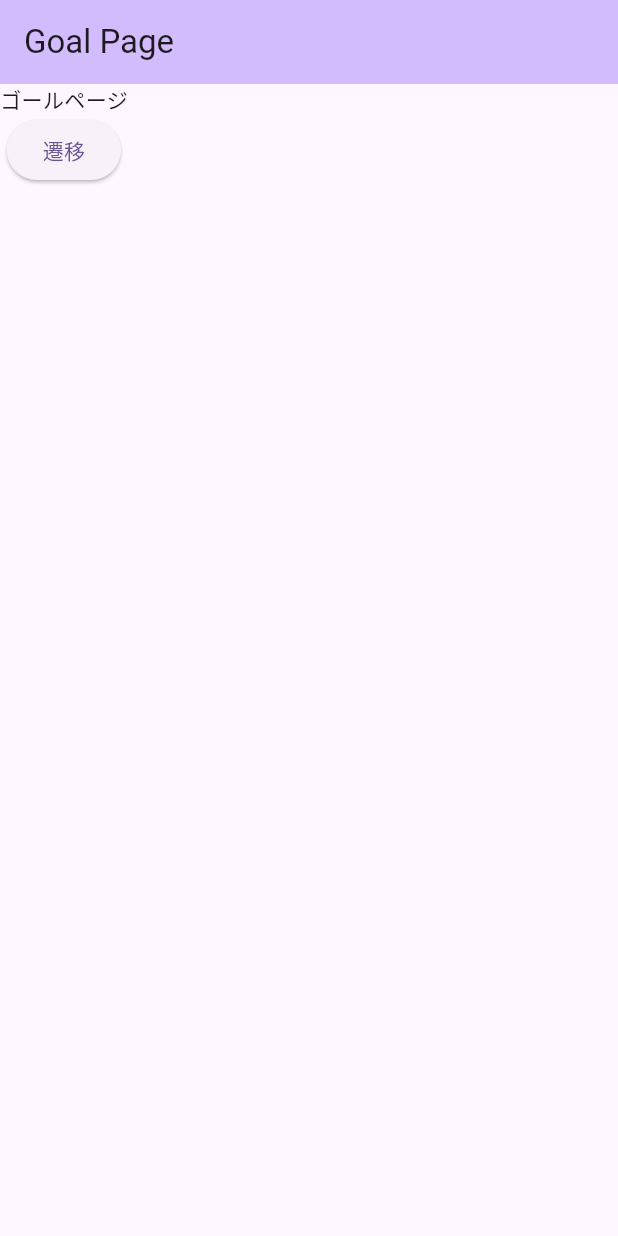
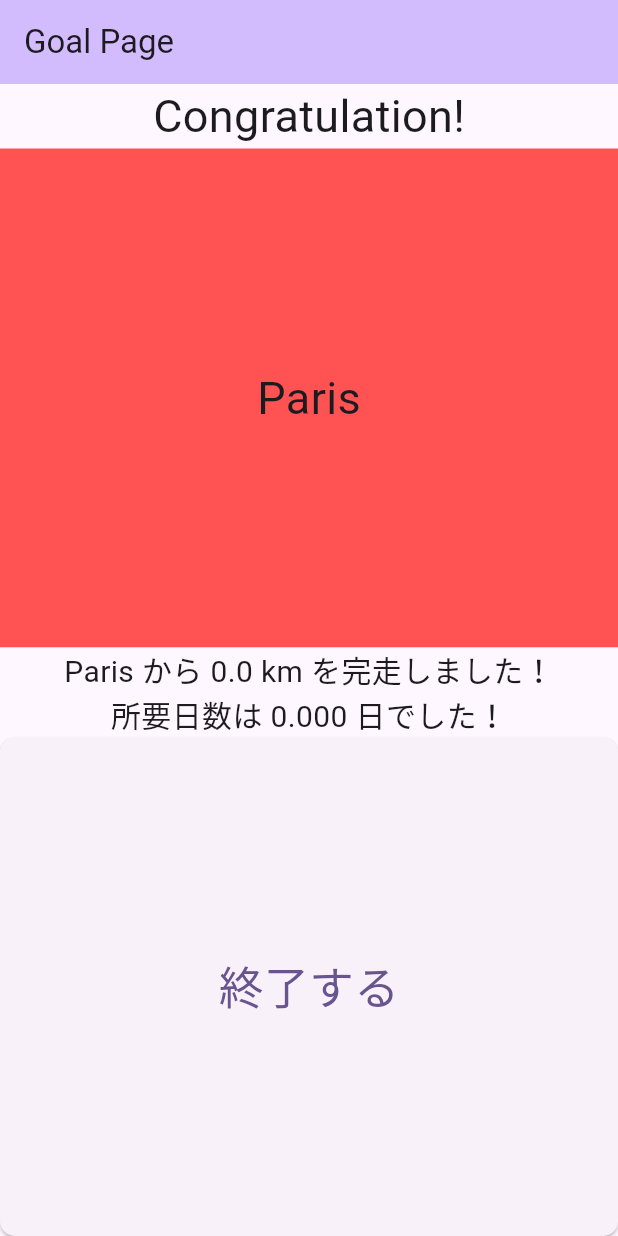
Before and after one commit to jack-app/tour_de_tasks, a Flutter app: the GoalPage screen opened directly, on a phone screen of 412 x 824 dp. Run offline on Flutter 3.47's test engine with Material 3 defaults, Android fonts, the light colour scheme and no system bars; our stand-ins replace shared_preferences, sqflite, sqflite_common_ffi, sqflite_common_ffi_web; accounts and stored records are empty.

Commit message:
complete task F

```diff
--- a/lib/goal_page.dart
+++ b/lib/goal_page.dart
@@ -20,10 +20,20 @@ class _GoalPageState extends State<GoalPage> {
     UserData().page = app.Page.goal;
   }
 
+  Future<double> calcPassedTimeFromStartInDays() async {
+    LapRepository laps = LapRepository();
+    Lap? first = await laps.getFirst();
+    Lap? last = await laps.getLast();
+    if (first == null || last == null) {
+      return 0.0;
+    }
+    int passedTimeInEpoch = last.whenEpochSec - first.whenEpochSec;
+    double passedTimeInDays = passedTimeInEpoch / (60 * 60 * 24);
+    return passedTimeInDays;
+  }
+
   @override
   Widget build(BuildContext context) {
-    // ここでwidgetを組み合わせる
-    // 以下の記述は動作テスト用のものなので残す必要はない
     return Scaffold(
         appBar: AppBar(
           backgroundColor: Theme.of(context).colorScheme.inversePrimary,
@@ -31,14 +41,46 @@ class _GoalPageState extends State<GoalPage> {
         ),
         body: Column(
           children: <Widget>[
-            const Text('ゴールページ'),
-            ElevatedButton(
-                onPressed: () {
-                  // ページ遷移はこんな感じ
-                  Navigator.of(context).pushReplacement(MaterialPageRoute(
-                      builder: (context) => const StartPage()));
-                },
-                child: const Text('遷移')),
+            const Text('Congratulation!', style: TextStyle(fontSize: 30)),
+            const Expanded(
+              child: ColoredBox(
+                color: Colors.redAccent,
+                child: Center(
+                  child: Text('Paris', style: TextStyle(fontSize: 30)),
+                ),
+              ),
+            ),
+            Text(
+                '${UserData().startCity} から ${UserData().goalDistanceKm} km を完走しました！',
+                style: const TextStyle(fontSize: 20)),
+            FutureBuilder(
+                future: calcPassedTimeFromStartInDays(),
+                builder: (context, snapshot) {
+                  if (snapshot.hasData) {
+                    return Text(
+                        '所要日数は ${snapshot.data!.toStringAsPrecision(4)} 日でした！',
+                        style: const TextStyle(fontSize: 20));
+                  } else {
+                    return const Text('所要日数は  日でした!',
+                        style: TextStyle(fontSize: 20));
+                  }
+                }),
+            Expanded(
+              child: SizedBox(
+                  width: double.infinity,
+                  child: ElevatedButton(
+                      style: ElevatedButton.styleFrom(
+                        shape: RoundedRectangleBorder(
+                          borderRadius: BorderRadius.circular(10),
+                        ),
+                      ),
+                      onPressed: () {
+                        Navigator.of(context).pushReplacement(MaterialPageRoute(
+                            builder: (context) => const StartPage()));
+                      },
+                      child:
+                          const Text('終了する', style: TextStyle(fontSize: 30)))),
+            ),
           ],
         ));
   }
```
